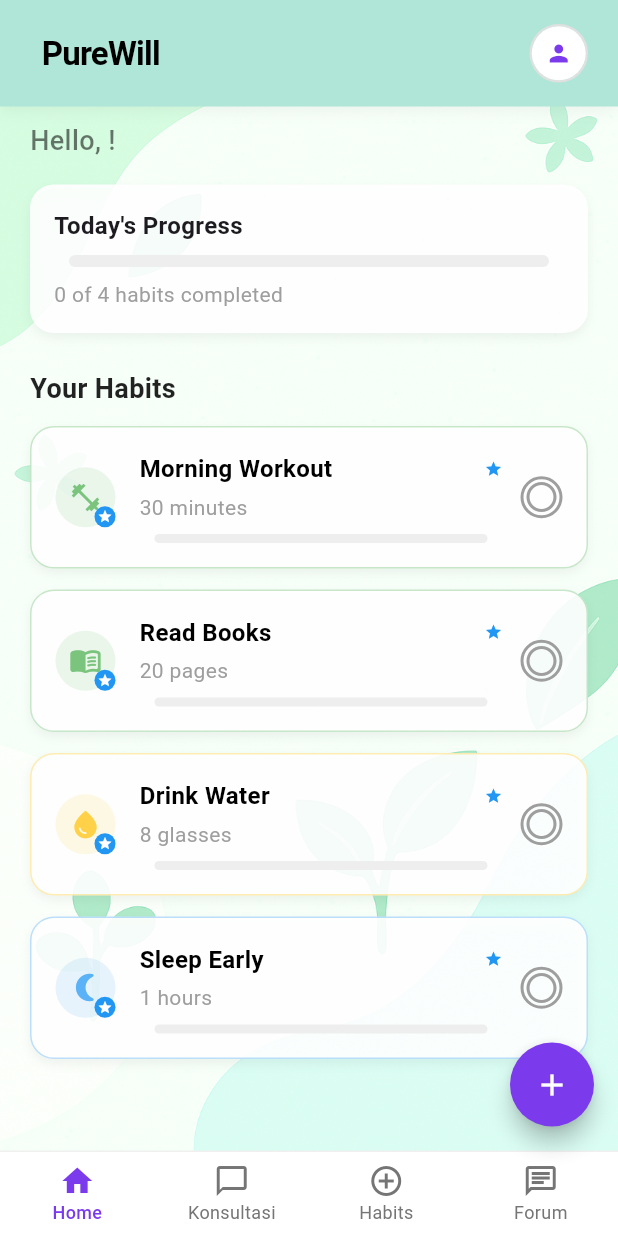
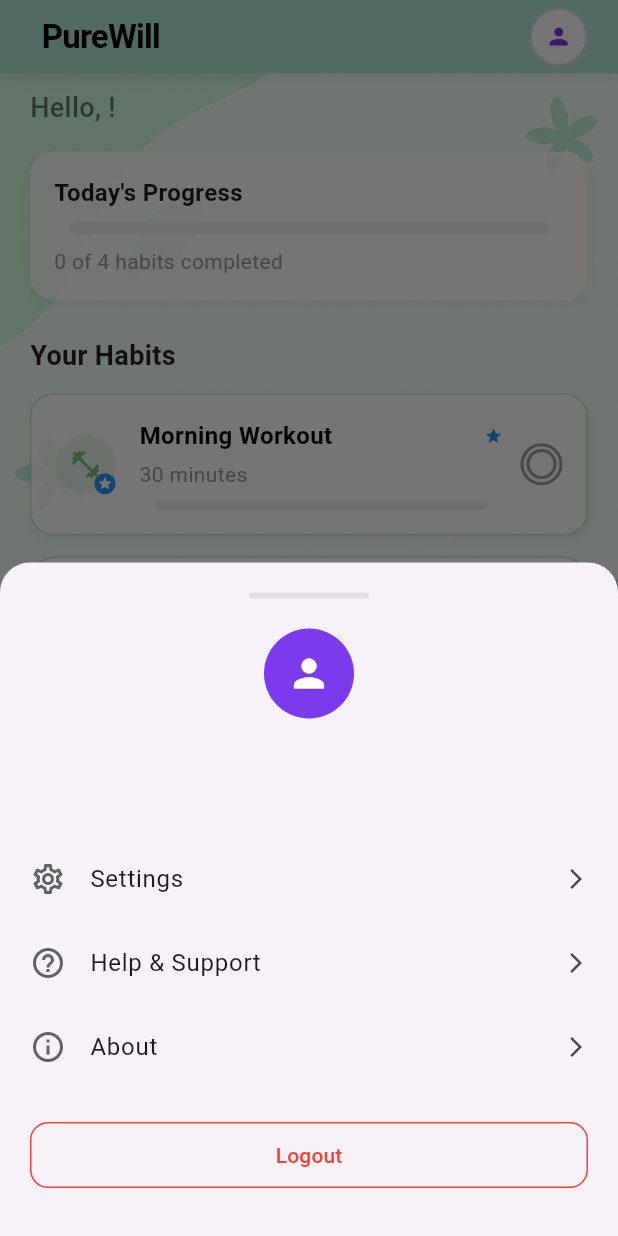
Before and after one commit to HUTAOCHAN99/PUREWILL_FIX, a Flutter app: the HomeScreen screen opened by its route, after a tap on the "person" icon, on a phone screen of 412 x 824 dp. Run offline on Flutter 3.47's test engine with Material 3 defaults, Android fonts, the phone set to English and light mode, and no system bars; drawn by our look-alikes of flutter_speed_dial, percent_indicator; our stand-ins replace flutter_dotenv, flutter_riverpod, supabase_flutter; accounts and stored records are empty.

```diff
--- a/lib/ui/habit-tracker/screen/home_screen.dart
+++ b/lib/ui/habit-tracker/screen/home_screen.dart
@@ -51,13 +51,19 @@ class _HomeScreenState extends ConsumerState<HomeScreen> {
     // final isLoading = habitsState.status == HabitStatus.loading;
     final List<HabitModel> userHabits = habitsState.habits;
     final ProfileModel? currentUser = habitsState.currentUser;
-    final userName = currentUser?.fullName;
-    final userEmail = currentUser?.email;
-    final completedToday = _todayCompletionStatus.values
-        .where((completed) => completed)
-        .length;
+    final String userName = currentUser?.fullName ??"user not found";
+    final String userEmail = currentUser?.email ??"email not found";
+    final completedToday = userHabits.where((habit) {
+      return _todayCompletionStatus[habit.id] == true;
+    }).length;
+
     final totalHabits = userHabits.length;
+    print("taotal habits: $totalHabits");
+    print("completed today: $completedToday");
     final progress = totalHabits > 0 ? completedToday / totalHabits : 0.0;
+
+    print(progress);
+
 
     return Scaffold(
       body: Container(
@@ -118,6 +124,7 @@ class _HomeScreenState extends ConsumerState<HomeScreen> {
 
   void _handleHabitTap(HabitModel habit) {
     if (habit.isDefault) {
+      print("habit is default, navigating to detail screen");
     } else {
       _toggleHabitCompletion(habit);
     }
@@ -129,6 +136,7 @@ class _HomeScreenState extends ConsumerState<HomeScreen> {
     try {
       final viewModel = ref.read(habitNotifierProvider.notifier);
       await viewModel.toggleHabitCompletion(habit);
+      // await viewModel.loadUserHabits();
       await _loadTodayCompletionStatus();
 
       final isNowCompleted = _todayCompletionStatus[habit.id] ?? false;
@@ -155,22 +163,20 @@ class _HomeScreenState extends ConsumerState<HomeScreen> {
 
   void _performLogout() async {
     try {
-      // Tampilkan loading indicator
       showDialog(
         context: context,
         barrierDismissible: false,
         builder: (context) => const Center(child: CircularProgressIndicator()),
       );
 
-      // Gunakan AuthViewModel untuk logout
+
       ref.read(authNotifierProvider.notifier).logout();
 
-      // Tutup dialog loading
+
       if (Navigator.of(context).canPop()) {
         Navigator.of(context).pop();
       }
 
-      // Navigate ke login screen dan clear semua stack
       Navigator.of(context).pushAndRemoveUntil(
         MaterialPageRoute(builder: (context) => LoginScreen()),
         (Route<dynamic> route) => false,
@@ -183,7 +189,6 @@ class _HomeScreenState extends ConsumerState<HomeScreen> {
         ),
       );
     } catch (e) {
-      // Tutup dialog loading jika ada error
       if (Navigator.of(context).canPop()) {
         Navigator.of(context).pop();
       }
--- a/lib/ui/habit-tracker/widget/habit_header.dart
+++ b/lib/ui/habit-tracker/widget/habit_header.dart
@@ -1,100 +1,23 @@
 import 'package:flutter/material.dart';
 import 'package:flutter_riverpod/flutter_riverpod.dart';
+import 'package:purewill/ui/habit-tracker/widget/menu_button.dart';
 
 class HabitHeader extends ConsumerWidget {
-  final String? userName;
-  final String? userEmail;
+  final String userName;
+  final String userEmail;
   final VoidCallback onLogout;
 
-  const HabitHeader({super.key, required this.userName, required this.userEmail, required this.onLogout});
-
-
-  // void _showUserProfileMenu() {
-  //   showModalBottomSheet(
-  //     context: context,
-  //     shape: const RoundedRectangleBorder(
-  //       borderRadius: BorderRadius.vertical(top: Radius.circular(20)),
-  //     ),
-  //     builder: (context) {
-  //       return Container(
-  //         padding: const EdgeInsets.all(20),
-  //         child: Column(
-  //           mainAxisSize: MainAxisSize.min,
-  //           children: [
-  //             Container(
-  //               width: 40,
-  //               height: 4,
-  //               decoration: BoxDecoration(
-  //                 color: Colors.grey.shade300,
-  //                 borderRadius: BorderRadius.circular(2),
-  //               ),
-  //             ),
-  //             const SizedBox(height: 20),
-  //             const CircleAvatar(
-  //               radius: 30,
-  //               backgroundColor: Color(0xFF7C3AED),
-  //               child: Icon(Icons.person, color: Colors.white, size: 30),
-  //             ),
-  //             const SizedBox(height: 12),
-  //             Text(
-  //               userName,
-  //               style: const TextStyle(
-  //                 fontSize: 18,
-  //                 fontWeight: FontWeight.w600,
-  //               ),
-  //             ),
-  //             Text(
-  //               userEmail,
-  //               style: const TextStyle(color: Colors.grey, fontSize: 14),
-  //             ),
-  //             const SizedBox(height: 20),
-  //             MenuButton(
-  //               icon: Icons.settings_outlined,
-  //               title: 'Settings',
-  //               onTap: () => Navigator.pop(context),
-  //             ),
-  //             MenuButton(
-  //               icon: Icons.help_outline,
-  //               title: 'Help & Support',
-  //               onTap: () => Navigator.pop(context),
-  //             ),
-  //             MenuButton(
-  //               icon: Icons.info_outline,
-  //               title: 'About',
-  //               onTap: () => Navigator.pop(context),
-  //             ),
-  //             const SizedBox(height: 10),
-  //             Container(
-  //               width: double.infinity,
-  //               margin: const EdgeInsets.only(top: 10),
-  //               child: OutlinedButton(
-  //                 onPressed: () {
-  //                   Navigator.pop(context);
-  //                   _showLogoutConfirmation(context, ref);
-  //                 },
-  //                 style: OutlinedButton.styleFrom(
-  //                   foregroundColor: Colors.red,
-  //                   side: const BorderSide(color: Colors.red),
-  //                   padding: const EdgeInsets.symmetric(vertical: 12),
-  //                   shape: RoundedRectangleBorder(
-  //                     borderRadius: BorderRadius.circular(12),
-  //                   ),
-  //                 ),
-  //                 child: const Text('Logout'),
-  //               ),
-  //             ),
-  //             const SizedBox(height: 10),
-  //           ],
-  //         ),
-  //       );
-  //     },
-  //   );
-  // }
+  const HabitHeader({
+    super.key,
+    required this.userName,
+    required this.userEmail,
+    required this.onLogout,
+  });
 
   @override
   Widget build(BuildContext context, WidgetRef ref) {
     return Container(
-      padding: const EdgeInsets.symmetric(horizontal: 20, vertical: 16),
+      padding: const EdgeInsets.symmetric(horizontal: 20, vertical: 5),
       decoration: BoxDecoration(
         color: const Color.fromRGBO(176, 230, 216, 1),
         boxShadow: [
@@ -138,42 +61,129 @@ class HabitHeader extends ConsumerWidget {
                 ),
                 padding: EdgeInsets.zero,
                 constraints: const BoxConstraints(),
-                onPressed: () => {},
-                // onPressed: _showUserProfileMenu,
+                onPressed: () => {
+                  _showUserProfileMenu(context, userName, userEmail),
+                },
               ),
             ),
           ),
         ],
       ),
     );
-
-
   }
 
+  void _showUserProfileMenu(
+    BuildContext context,
+    String userName,
+    String userEmail,
+  ) {
+    showModalBottomSheet(
+      context: context,
+      shape: const RoundedRectangleBorder(
+        borderRadius: BorderRadius.vertical(top: Radius.circular(20)),
+      ),
+      builder: (context) {
+        return SafeArea(
+          child: SingleChildScrollView(
+            child: Container(
+              padding: const EdgeInsets.all(20),
+              child: Column(
+                mainAxisSize: MainAxisSize.min,
+                children: [
+                  Container(
+                    width: 80,
+                    height: 4,
+                    decoration: BoxDecoration(
+                      color: Colors.grey.shade300,
+                      borderRadius: BorderRadius.circular(2),
+                    ),
+                  ),
+                  const SizedBox(height: 20),
+                  const CircleAvatar(
+                    radius: 30,
+                    backgroundColor: Color(0xFF7C3AED),
+                    child: Icon(Icons.person, color: Colors.white, size: 30),
+                  ),
+                  const SizedBox(height: 12),
+                  Text(
+                    userName,
+                    style: const TextStyle(
+                      fontSize: 18,
+                      fontWeight: FontWeight.w600,
+                    ),
+                  ),
+                  Text(
+                    userEmail,
+                    style: const TextStyle(color: Colors.grey, fontSize: 14),
+                  ),
+                  const SizedBox(height: 20),
+                  MenuButton(
+                    icon: Icons.settings_outlined,
+                    title: 'Settings',
+                    onTap: () => Navigator.pop(context),
+                  ),
+                  MenuButton(
+                    icon: Icons.help_outline,
+                    title: 'Help & Support',
+                    onTap: () => Navigator.pop(context),
+                  ),
+                  MenuButton(
+                    icon: Icons.info_outline,
+                    title: 'About',
+                    onTap: () => Navigator.pop(context),
+                  ),
+                  const SizedBox(height: 10),
+                  Container(
+                    width: double.infinity,
+                    margin: const EdgeInsets.only(top: 10),
+                    child: OutlinedButton(
+                      onPressed: () {
+                        Navigator.pop(context);
+                        _showLogoutConfirmation(context);
+                      },
+                      style: OutlinedButton.styleFrom(
+                        foregroundColor: Colors.red,
+                        side: const BorderSide(color: Colors.red),
+                        padding: const EdgeInsets.symmetric(vertical: 12),
+                        shape: RoundedRectangleBorder(
+                          borderRadius: BorderRadius.circular(12),
+                        ),
+                      ),
+                      child: const Text('Logout'),
+                    ),
+                  ),
+                  const SizedBox(height: 10),
+                ],
+              ),
+            ),
+          ),
+        );
+      },
+    );
+  }
 
   // void _showLogoutConfirmation(BuildContext context, WidgetRef ref) {
-  //   showDialog(
-  //     context: context,
-  //     builder: (context) => AlertDialog(
-  //       title: const Text('Logout'),
-  //       content: const Text('Are you sure you want to logout?'),
-  //       actions: [
-  //         TextButton(
-  //           onPressed: () => Navigator.of(context).pop(),
-  //           child: const Text('Cancel'),
-  //         ),
-  //         ElevatedButton(
-  //           onPressed: () {
-  //             Navigator.of(context).pop();
-  //             onLogout();
-  //           },
-  //           style: ElevatedButton.styleFrom(backgroundColor: Colors.red),
-  //           child: const Text('Logout'),
-  //         ),
-  //       ],
-  //     ),
-  //   );
-  // }
-
-
+  void _showLogoutConfirmation(BuildContext context) {
+    showDialog(
+      context: context,
+      builder: (context) => AlertDialog(
+        title: const Text('Logout'),
+        content: const Text('Are you sure you want to logout?'),
+        actions: [
+          TextButton(
+            onPressed: () => Navigator.of(context).pop(),
+            child: const Text('Cancel'),
+          ),
+          ElevatedButton(
+            onPressed: () {
+              Navigator.of(context).pop();
+              onLogout();
+            },
+            style: ElevatedButton.styleFrom(backgroundColor: Colors.red),
+            child: const Text('Logout'),
+          ),
+        ],
+      ),
+    );
+  }
 }
```
Also changed, not shown: lib/data/repository/daily_log_repository.dart (+9 -1 lines), lib/ui/habit-tracker/view_model/habit_view_model.dart (+37 -17 lines).
